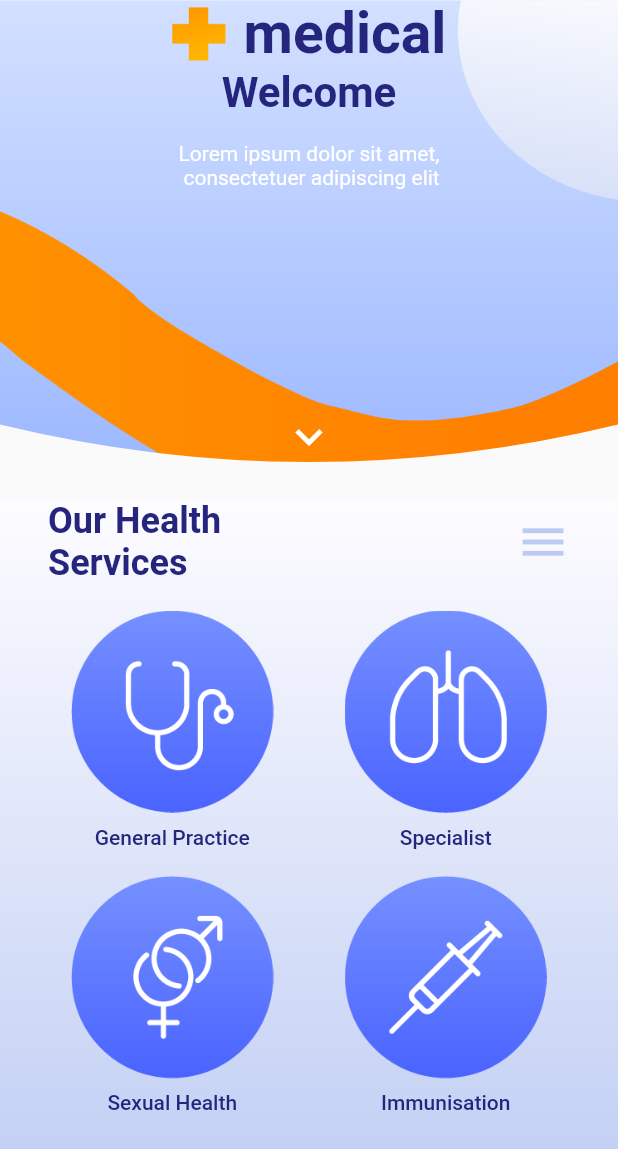
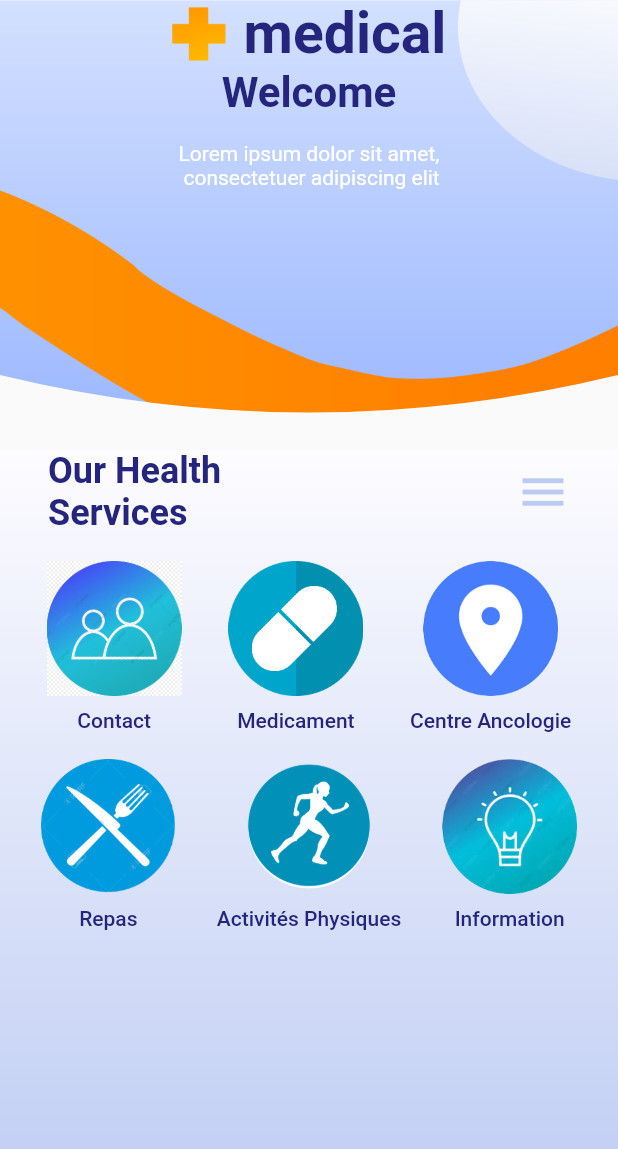
Before and after one commit to aithmaimer/healthyApp, a Flutter app: the WelcomeScreen screen opened directly, on a phone screen of 412 x 824 dp. Shown: the top 1149 px of the screen. Run offline on Flutter 3.47's test engine with Material 2 defaults, Android fonts, the phone set to English and light mode, and no system bars; our stand-ins replace cloud_firestore, firebase_auth, firebase_core, firebase_storage, font_awesome_flutter, image_picker and 1 more; accounts and stored records are empty.

Commit message:
homePagePhoto

```diff
--- a/lib/aide/menucard.dart
+++ b/lib/aide/menucard.dart
@@ -22,8 +22,8 @@ class MenuCard extends StatelessWidget {
         children: <Widget>[
           Image.asset(
             imageUrl,
-            width: 135,
-            height: 135,
+            width: 90,
+            height: 90,
           ),
           SizedBox(
             height: 8,
--- a/lib/screens/HomePage.dart
+++ b/lib/screens/HomePage.dart
@@ -1,10 +1,15 @@
 import 'package:flutter/material.dart';
 import 'package:healthy_app/aide/constant.dart';
+import 'package:healthy_app/aide/foodTest.dart';
 
 import 'package:healthy_app/aide/header.dart';
 import 'package:healthy_app/aide/headerLogo.dart';
 import 'package:healthy_app/aide/menucard.dart';
+import 'package:healthy_app/screens/ActivitePage.dart';
+import 'package:healthy_app/screens/addMedicament.dart';
+import 'package:healthy_app/screens/information.dart';
 import 'package:healthy_app/screens/listContacts.dart';
+import 'package:healthy_app/screens/mapAncologie.dart';
 
 class WelcomeScreen extends StatelessWidget {
   @override
@@ -13,7 +18,7 @@ class WelcomeScreen extends StatelessWidget {
       body: Column(
         children: <Widget>[
           MyHeader(
-            height: 333,
+            height: 300,
             imageUrl: 'images/welcome.png',
             child: Column(
               children: <Widget>[
@@ -35,12 +40,6 @@ class WelcomeScreen extends StatelessWidget {
                   style: TextStyle(
                     color: Colors.white,
                   ),
-                ),
-                Spacer(),
-                Icon(
-                  Icons.keyboard_arrow_down,
-                  color: Colors.white,
-                  size: 36,
                 ),
                 SizedBox(
                   height: 24,
@@ -88,13 +87,34 @@ class WelcomeScreen extends StatelessWidget {
                     mainAxisAlignment: MainAxisAlignment.spaceEvenly,
                     children: <Widget>[
                       MenuCard(
-                        imageUrl: 'images/general_practice.png',
-                        title: 'General Practice',
-                        press: () {},
+                        imageUrl: 'images/contactss.jpg',
+                        title: 'Contact',
+                        press: () {
+                          Navigator.push(
+                              context,
+                              MaterialPageRoute(
+                                  builder: (context) => ListContact()));
+                        },
                       ),
                       MenuCard(
-                        imageUrl: 'images/specialist.png',
-                        title: 'Specialist',
+                        imageUrl: 'images/medicament.jpg',
+                        title: 'Medicament',
+                        press: () {
+                          Navigator.push(
+                              context,
+                              MaterialPageRoute(
+                                  builder: (context) => AddMedicament()));
+                        },
+                      ),
+                      MenuCard(
+                        imageUrl: 'images/map.jpg',
+                        title: 'Centre Ancologie',
+                        press: () {
+                          Navigator.push(
+                              context,
+                              MaterialPageRoute(
+                                  builder: (context) => MapAncologie()));
+                        },
                       ),
                     ],
                   ),
@@ -105,18 +125,34 @@ class WelcomeScreen extends StatelessWidget {
                     mainAxisAlignment: MainAxisAlignment.spaceEvenly,
                     children: <Widget>[
                       MenuCard(
-                        imageUrl: 'images/sexual_health.png',
-                        title: 'Sexual Health',
+                        press: () {
+                          Navigator.push(
+                              context,
+                              MaterialPageRoute(
+                                  builder: (context) => FoodTest()));
+                        },
+                        imageUrl: 'images/repas.jpg',
+                        title: 'Repas',
                       ),
                       MenuCard(
                         press: () {
                           Navigator.push(
                               context,
                               MaterialPageRoute(
-                                  builder: (context) => ListContact()));
+                                  builder: (context) => ActivitePage()));
                         },
-                        imageUrl: 'images/immunisation.png',
-                        title: 'Immunisation',
+                        imageUrl: 'images/activite.png',
+                        title: 'Activités Physiques',
+                      ),
+                      MenuCard(
+                        press: () {
+                          Navigator.push(
+                              context,
+                              MaterialPageRoute(
+                                  builder: (context) => Information()));
+                        },
+                        imageUrl: 'images/information.jpg',
+                        title: 'Information',
                       ),
                     ],
                   ),
```
Also changed, not shown: lib/aide/foodTest.dart (+5 -6 lines), lib/screens/ActivitePage.dart (+5 -4 lines), lib/screens/firstpage.dart (+4 -4 lines), pubspec.yaml (+7 -6 lines), images/activite.png (added), images/avatar.png (deleted), images/contacts.png (added), images/contactss.jpg (added), images/doctor.png (deleted), images/general_practice.png (deleted), images/information.jpg (added), images/map.jpg (added), images/medicament.jpg (added), images/repas.jpg (added).
